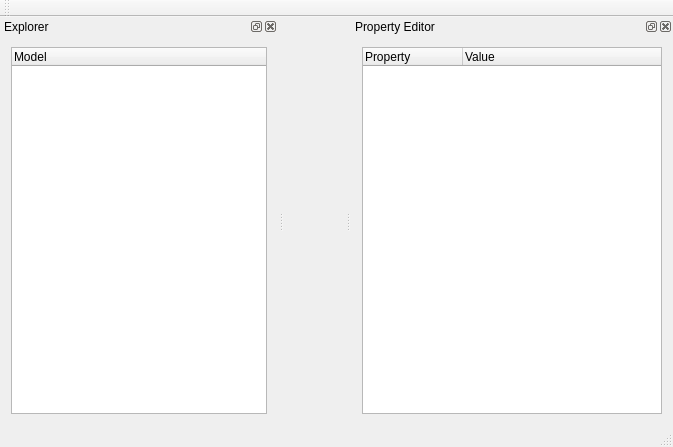
First picture: the form in examples/uml/editor/mainwindow.ui, repository qt/qtmodeling, before the edit.
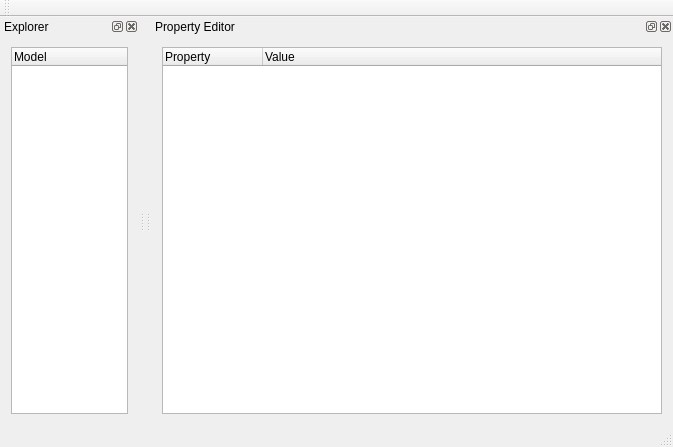
Second picture: the form after the edit.

```diff
--- a/examples/uml/editor/mainwindow.ui
+++ b/examples/uml/editor/mainwindow.ui
@@ -67,7 +67,7 @@
       <widget class="QTreeWidget" name="propertyEditor">
        <property name="minimumSize">
         <size>
-         <width>300</width>
+         <width>500</width>
          <height>0</height>
         </size>
        </property>
```
Left out of the diff: 2 changed lines with no effect on the pictures.
